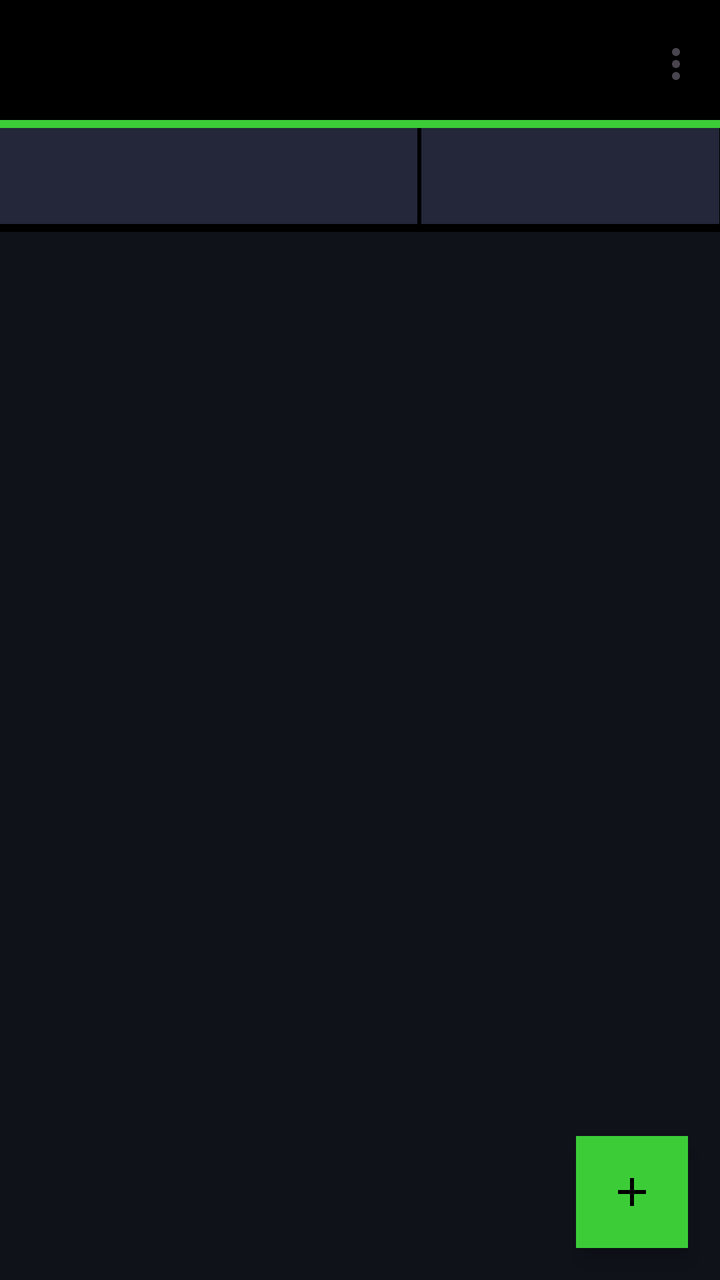
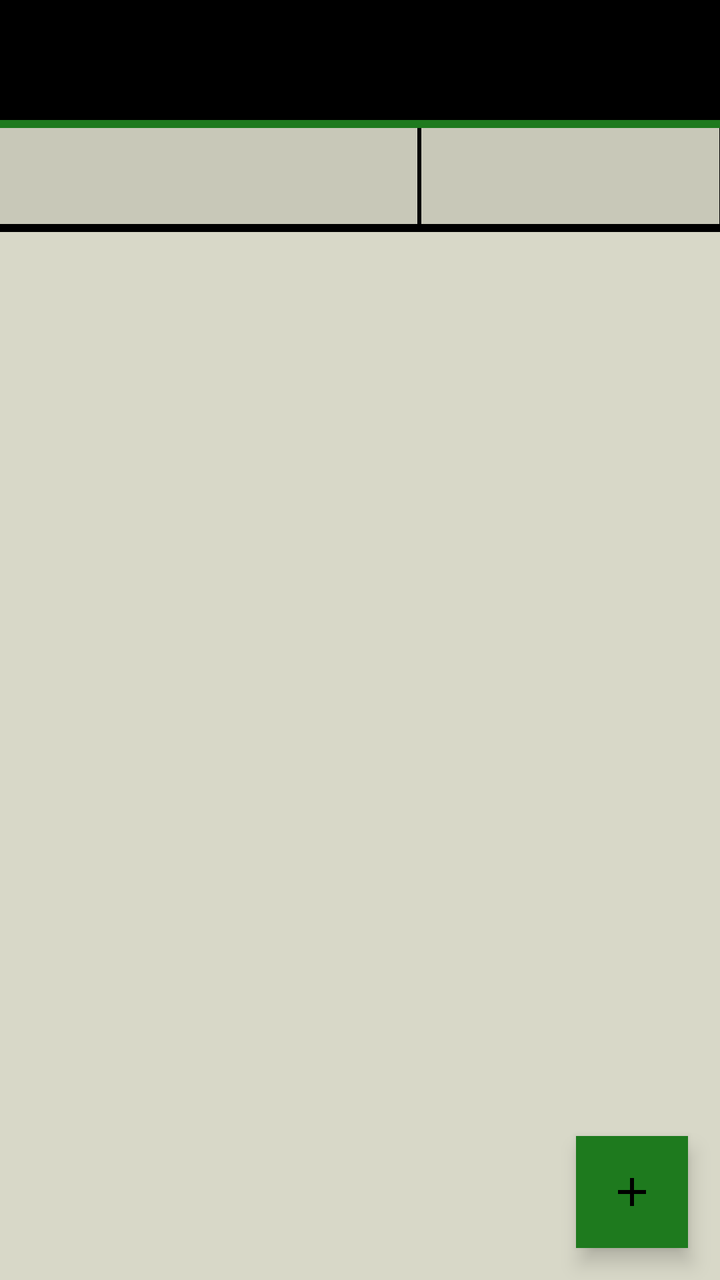

Screens rendered from an Android XML layout before and after an edit, with the pre-edit source and the edit as a unified diff.
<!-- AndroidManifest.xml: application theme Theme.TaskPlanner -->
<!-- res/layout/activity_main.xml -->
<?xml version="1.0" encoding="utf-8"?>
<androidx.coordinatorlayout.widget.CoordinatorLayout
    xmlns:android="http://schemas.android.com/apk/res/android"
    xmlns:app="http://schemas.android.com/apk/res-auto"
    android:layout_width="match_parent"
    android:layout_height="match_parent">

    <com.google.android.material.appbar.AppBarLayout
        android:layout_width="match_parent"
        android:layout_height="wrap_content"
        android:background="@color/ink"
        app:elevation="0dp">

        <androidx.appcompat.widget.Toolbar
            android:id="@+id/toolbar"
            android:layout_width="match_parent"
            android:layout_height="?attr/actionBarSize"
            android:background="@drawable/pixel_toolbar"
            app:titleTextColor="@color/green"
            app:menu="@menu/menu_main" />
    </com.google.android.material.appbar.AppBarLayout>

    <LinearLayout
        android:layout_width="match_parent"
        android:layout_height="match_parent"
        android:orientation="vertical"
        app:layout_behavior="com.google.android.material.appbar.AppBarLayout$ScrollingViewBehavior">

        <LinearLayout
            android:layout_width="match_parent"
            android:layout_height="wrap_content"
            android:orientation="horizontal"
            android:background="@color/ink"
            android:paddingBottom="4dp">

            <Spinner
                android:id="@+id/filter"
                android:layout_width="0dp"
                android:layout_height="48dp"
                android:layout_weight="1.4"
                android:layout_marginEnd="2dp"
                android:background="@color/surface_alt"
                android:popupBackground="@color/ink" />

            <Spinner
                android:id="@+id/period"
                android:layout_width="0dp"
                android:layout_height="48dp"
                android:layout_weight="1"
                android:background="@color/surface_alt"
                android:popupBackground="@color/ink" />
        </LinearLayout>

        <androidx.recyclerview.widget.RecyclerView
            android:id="@+id/recycler"
            android:layout_width="match_parent"
            android:layout_height="match_parent"
            android:clipToPadding="false"
            android:paddingHorizontal="8dp"
            android:paddingTop="8dp"
            android:paddingBottom="88dp" />
    </LinearLayout>

    <com.google.android.material.floatingactionbutton.FloatingActionButton
        android:id="@+id/fab"
        android:layout_width="wrap_content"
        android:layout_height="wrap_content"
        android:layout_gravity="bottom|end"
        android:layout_margin="16dp"
        android:contentDescription="@string/new_task"
        android:src="@drawable/ic_add"
        app:backgroundTint="@color/green"
        app:shapeAppearanceOverlay="@style/PixelSquare"
        app:tint="@color/ink" />
</androidx.coordinatorlayout.widget.CoordinatorLayout>
<!-- resources referenced by this layout -->
<resources>
  <color name="green">#3CCC38</color>
  <color name="ink">#000000</color>
  <color name="surface_alt">#232739</color>
  <!-- drawable ic_add (drawable) -->
  <?xml version="1.0" encoding="utf-8"?>
  <vector xmlns:android="http://schemas.android.com/apk/res/android"
      android:width="24dp" android:height="24dp"
      android:viewportWidth="24" android:viewportHeight="24">
      <path android:fillColor="#FFFFFF"
          android:pathData="M19,13h-6v6h-2v-6H5v-2h6V5h2v6h6v2z"/>
  </vector>
  <!-- drawable pixel_toolbar (drawable) -->
  <?xml version="1.0" encoding="utf-8"?>
  <layer-list xmlns:android="http://schemas.android.com/apk/res/android">
      <item>
          <shape android:shape="rectangle">
              <solid android:color="@color/ink" />
          </shape>
      </item>
      <item android:left="0dp" android:top="0dp" android:right="0dp" android:bottom="6dp">
          <shape android:shape="rectangle">
              <solid android:color="@color/ink" />
          </shape>
      </item>
      <item android:gravity="bottom" android:height="4dp">
          <shape android:shape="rectangle">
              <solid android:color="@color/green" />
          </shape>
      </item>
  </layer-list>
  <string name="new_task">Новая задача</string>
  <style name="PixelSquare" parent="">
          <item name="cornerFamily">cut</item>
          <item name="cornerSize">0dp</item>
      </style>
  <color name="cyan">#3CBCFC</color>
  <color name="surface">#1B1E2B</color>
  <color name="bg">#10121A</color>
  <style name="PixelDialog" parent="ThemeOverlay.Material3.MaterialAlertDialog">
          <item name="colorPrimary">@color/green</item>
          <item name="colorOnPrimary">@color/ink</item>
          <item name="colorSurface">@color/surface</item>
          <item name="android:windowBackground">@drawable/pixel_dialog_bg</item>
          <item name="android:fontFamily">@font/press_start2p</item>
          <item name="materialAlertDialogTitleTextStyle">@style/PixelDialogTitle</item>
          <item name="materialAlertDialogBodyTextStyle">@style/PixelDialogBody</item>
      </style>
  <!-- drawable pixel_dialog_bg (drawable) -->
  <?xml version="1.0" encoding="utf-8"?>
  <layer-list xmlns:android="http://schemas.android.com/apk/res/android">
      <item>
          <shape android:shape="rectangle">
              <solid android:color="@color/ink" />
          </shape>
      </item>
      <item android:left="2dp" android:top="2dp" android:right="2dp" android:bottom="2dp">
          <shape android:shape="rectangle">
              <solid android:color="@color/green" />
          </shape>
      </item>
      <item android:left="4dp" android:top="4dp" android:right="4dp" android:bottom="4dp">
          <shape android:shape="rectangle">
              <solid android:color="@color/surface" />
          </shape>
      </item>
  </layer-list>
  <style name="PixelDialogTitle" parent="MaterialAlertDialog.Material3.Title.Text">
          <item name="android:textColor">@color/green</item>
          <item name="android:textSize">13sp</item>
          <item name="android:fontFamily">@font/press_start2p</item>
      </style>
  <style name="PixelDialogBody" parent="MaterialAlertDialog.Material3.Body.Text">
          <item name="android:textColor">@color/text_primary</item>
          <item name="android:textSize">11sp</item>
          <item name="android:fontFamily">@font/press_start2p</item>
      </style>
  <color name="text_primary">#FCFCFC</color>
  <!-- unchanged entries left out for length: 1 -->
</resources>

<!-- the commit's change to res/layout/activity_main.xml (unified diff, before → after) -->
@@ -16,8 +16,7 @@
             android:layout_width="match_parent"
             android:layout_height="?attr/actionBarSize"
             android:background="@drawable/pixel_toolbar"
-            app:titleTextColor="@color/green"
-            app:menu="@menu/menu_main" />
+            app:titleTextColor="@color/toolbar_green" />
     </com.google.android.material.appbar.AppBarLayout>
 
     <LinearLayout
<!-- resource entries referenced after the edit -->
@@ -1,8 +1,9 @@
 <!-- resources referenced by this layout -->
 <resources>
-  <color name="green">#3CCC38</color>
+  <color name="green">#1E7A1E</color>
   <color name="ink">#000000</color>
-  <color name="surface_alt">#232739</color>
+  <color name="surface_alt">#C8C8B8</color>
+  <color name="toolbar_green">#3CCC38</color>
   <!-- drawable ic_add (drawable) -->
   <?xml version="1.0" encoding="utf-8"?>
   <vector xmlns:android="http://schemas.android.com/apk/res/android"
@@ -36,8 +37,8 @@
           <item name="cornerSize">0dp</item>
       </style>
   <color name="cyan">#3CBCFC</color>
-  <color name="surface">#1B1E2B</color>
-  <color name="bg">#10121A</color>
+  <color name="surface">#F0F0E0</color>
+  <color name="bg">#D8D8C8</color>
   <style name="PixelDialog" parent="ThemeOverlay.Material3.MaterialAlertDialog">
           <item name="colorPrimary">@color/green</item>
           <item name="colorOnPrimary">@color/ink</item>
@@ -76,7 +77,7 @@
           <item name="android:textSize">11sp</item>
           <item name="android:fontFamily">@font/press_start2p</item>
       </style>
-  <color name="text_primary">#FCFCFC</color>
+  <color name="text_primary">#14140E</color>
   <!-- unchanged entries left out for length: 1 -->
 </resources>
 
